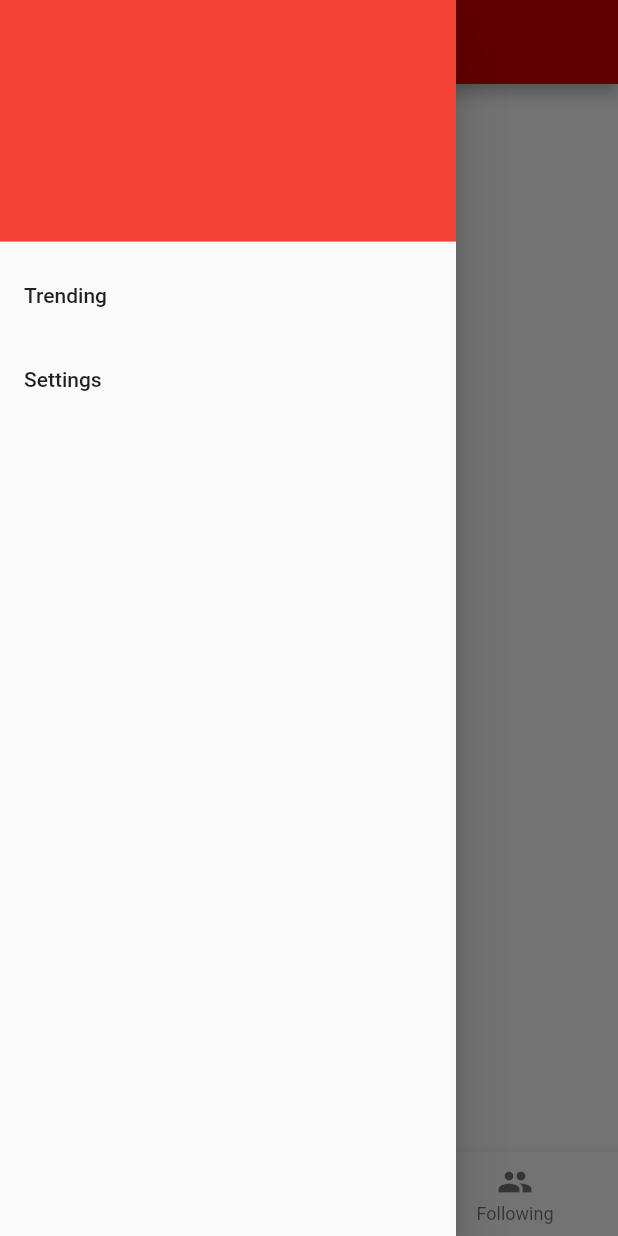
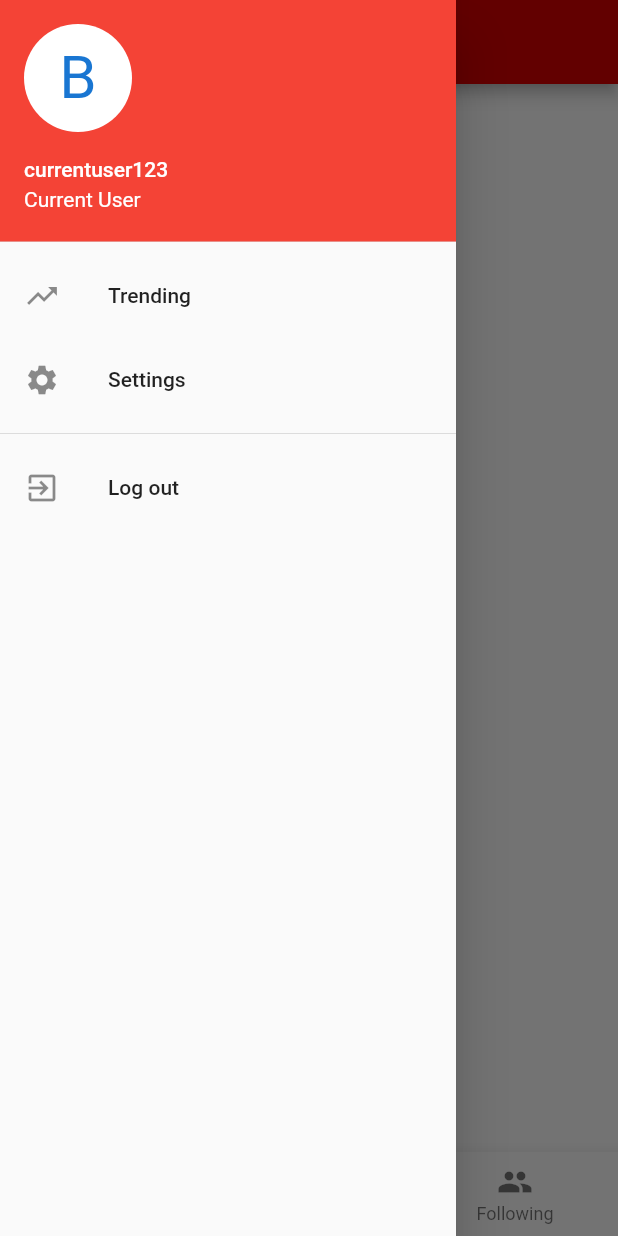
Before and after one commit to daanvissers/lastfm-browser, a Flutter app: the screen it shows after launch, with the side drawer open, on a phone screen of 412 x 824 dp. Run offline on Flutter 3.47's test engine with Material 2 defaults, Android fonts, the phone set to English and light mode, and no system bars; our stand-ins replace shared_preferences; missing offline and left inert: flutter_web_auth.

```diff
--- a/lib/homepage.dart
+++ b/lib/homepage.dart
@@ -2,6 +2,7 @@ import 'package:flutter/material.dart';
 import 'package:lastfm_browser/following_widget.dart';
 import 'package:lastfm_browser/home_widget.dart';
 import 'package:lastfm_browser/library_widget.dart';
+import 'package:shared_preferences/shared_preferences.dart';
 
 class HomePage extends StatefulWidget {
   HomePage({Key key, this.title}) : super(key: key);
@@ -30,7 +31,17 @@ class _HomePageState extends State<HomePage> {
           // Important: Remove any padding from the ListView.
           padding: EdgeInsets.zero,
           children: <Widget>[
-            DrawerHeader(
+            UserAccountsDrawerHeader(
+              accountName: Text("currentuser123"),
+              accountEmail: Text("Current User"),
+              arrowColor: Colors.white,
+              currentAccountPicture: CircleAvatar(
+                backgroundColor: Colors.white,
+                child: Text(
+                  "B",
+                  style: TextStyle(fontSize: 40.0),
+                ),
+              ),
               // child: Text('Drawer Header'),
               decoration: BoxDecoration(
                 color: Colors.red,
@@ -38,6 +49,7 @@ class _HomePageState extends State<HomePage> {
             ),
             ListTile(
               title: Text('Trending'),
+              leading: Icon(Icons.trending_up),
               onTap: () {
                 Navigator.pop(context);
                 //Navigator.of(context).push(MaterialPageRoute(
@@ -46,6 +58,7 @@ class _HomePageState extends State<HomePage> {
             ),
             ListTile(
               title: Text('Settings'),
+              leading: Icon(Icons.settings),
               onTap: () {
                 // Update the state of the app
                 // ...
@@ -53,6 +66,15 @@ class _HomePageState extends State<HomePage> {
                 Navigator.pop(context);
               },
             ),
+            Divider(),
+            ListTile(
+              title: Text('Log out'),
+              leading: Icon(Icons.exit_to_app),
+              onTap: () {
+                _logOut();
+                Navigator.pop(context);
+              },
+            )
           ],
         ),
       ),
@@ -93,4 +115,11 @@ class _HomePageState extends State<HomePage> {
       _selectedIndex = index;
     });
   }
+
+  void _logOut() async {
+    final prefs = await SharedPreferences.getInstance();
+    prefs.clear();
+
+    print("SharedPreferences cleared.");
+  }
 }
--- a/lib/main.dart
+++ b/lib/main.dart
@@ -8,6 +8,7 @@ class App extends StatelessWidget {
   Widget build(BuildContext context) {
     return MaterialApp(
       title: 'Last.fm Browser',
+      debugShowCheckedModeBanner: false,
       theme: ThemeData(
         primaryColor: Color.fromRGBO(213, 0, 0, 1),
       ),
--- a/pubspec.yaml
+++ b/pubspec.yaml
@@ -27,6 +27,7 @@ dependencies:
   flutter_web_auth: ^0.1.2
   crypto: ^2.1.3
   http: ^0.12.0+2
+  shared_preferences: ^0.5.4+5
 
 dev_dependencies:
   flutter_test:
```
Also changed, not shown: lib/home_widget.dart (+43 -14 lines), pubspec.lock.
